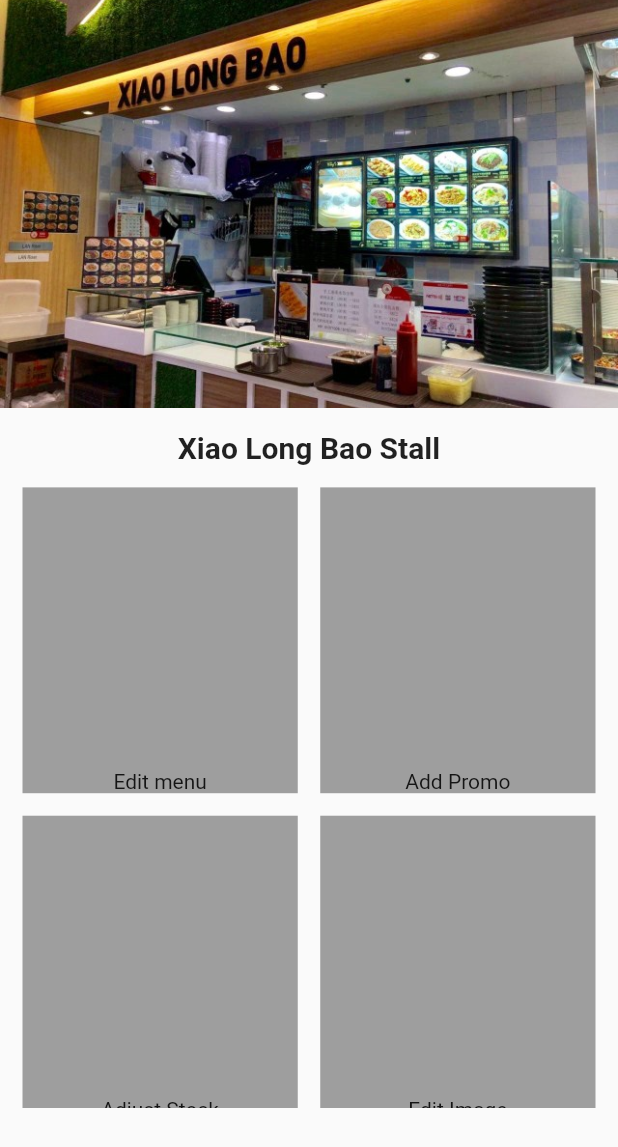
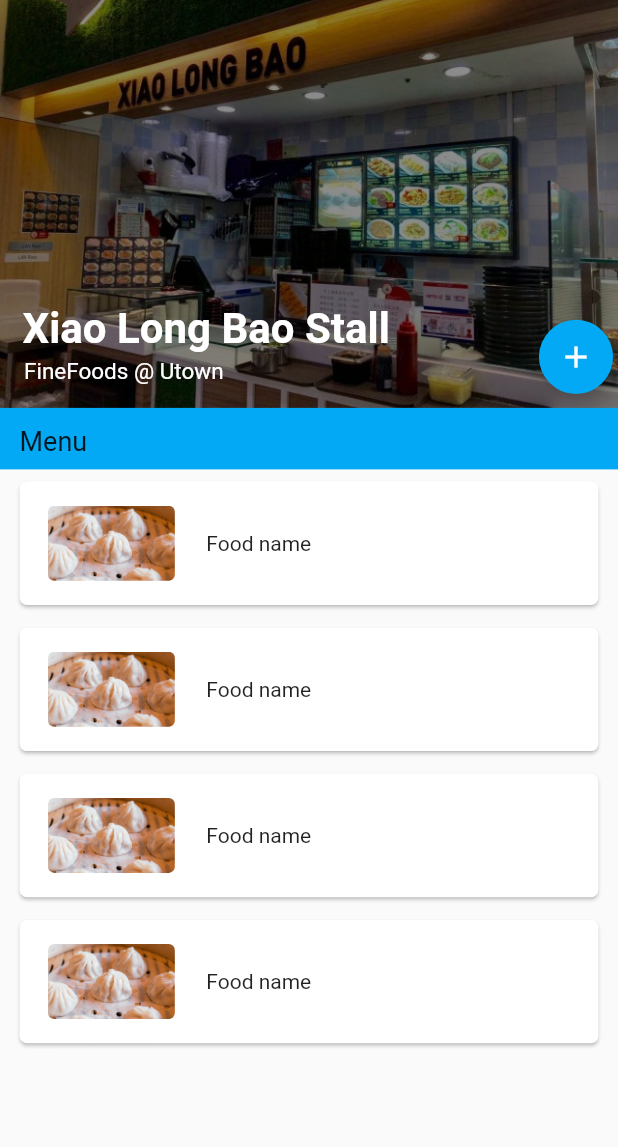
Before and after one commit to EkamSinghPandher/Grab-N-Go-Vendors, a Flutter app: the HomeScreen screen opened directly, on a phone screen of 412 x 824 dp. Shown: the top 1147 px of the screen. Run offline on Flutter 3.47's test engine with Material 2 defaults, Android fonts, the phone set to English and light mode, and no system bars; our stand-ins replace animated_text_kit.

Commit message:
made data flow and integrated it to home

```diff
--- /dev/null
+++ b/VendorApp/lib/Models/Food.dart
@@ -0,0 +1,16 @@
+import 'package:flutter/material.dart';
+class Food{
+  int id;
+  Image foodImage;
+  String foodName;
+  int foodPrice;
+  int stock;
+
+  Food({String foodName, int foodPrice, Image foodImage, int stock, int id}){
+    this.id = id;
+    this.foodImage = foodImage;
+    this.foodName = foodName;
+    this.foodPrice = foodPrice;
+    this.stock = stock;
+  }
+}
--- /dev/null
+++ b/VendorApp/lib/Models/Location.dart
@@ -0,0 +1,3 @@
+enum Location{
+  utown1, utown2, science1, science2, deck
+}
--- /dev/null
+++ b/VendorApp/lib/Models/Vendor.dart
@@ -0,0 +1,15 @@
+import './Food.dart';
+import './Location.dart';
+import 'package:flutter/material.dart';
+
+class Vendor{
+  List<Food> menu;
+  Location location;
+  String stallName;
+  String email;
+  String password;
+  int phoneNumber;
+String stallImage;
+
+  Vendor({this.menu, this.location, this.stallName, this.email, this.password, this.phoneNumber, this.stallImage});
+}
--- a/VendorApp/lib/login/registration_screen.dart
+++ b/VendorApp/lib/login/registration_screen.dart
@@ -2,8 +2,6 @@ import 'package:VendorApp/main_pages/page_logic.dart';
 import 'package:flutter/material.dart';
 import 'package:VendorApp/components/roundedButton.dart';
 import 'package:VendorApp/constants.dart';
-
-import '../main_pages/home_screen.dart';
 
 class RegistrationScreen extends StatefulWidget {
   static const String id = 'registration_screen';
--- a/VendorApp/lib/main.dart
+++ b/VendorApp/lib/main.dart
@@ -2,7 +2,6 @@ import 'package:flutter/material.dart';
 import 'package:VendorApp/login/welcome_screen.dart';
 import 'package:VendorApp/login/login_screen.dart';
 import 'package:VendorApp/login/registration_screen.dart';
-import 'package:VendorApp/main_pages/home_screen.dart';
 import 'main_pages/page_logic.dart';
 
 void main() {
--- /dev/null
+++ b/VendorApp/lib/main_pages/HomeScreen/ImageTitle.dart
@@ -0,0 +1,60 @@
+import 'package:flutter/material.dart';
+
+class ImageTitle extends StatelessWidget {
+  final double height;
+  final double width;
+  final String title;
+  final Image image;
+
+  const ImageTitle(this.height, this.width, this.title, this.image);
+
+  @override
+  Widget build(BuildContext context) {
+    return Container(
+      child: Stack(
+        children: <Widget>[
+          Container(height: height * 0.33, width: width, child: image),
+          const SizedBox(height: 15),
+          Positioned(
+            width: width,
+            child: Row(
+              mainAxisAlignment: MainAxisAlignment.spaceBetween,
+              children: <Widget>[
+                Column(
+                  mainAxisAlignment: MainAxisAlignment.start,
+                  crossAxisAlignment: CrossAxisAlignment.start,
+                  children: <Widget>[
+                    Container(
+                      padding: EdgeInsets.fromLTRB(15, 10, 10, 3),
+                      child: Text(title,
+                          style: TextStyle(
+                              fontSize: 28,
+                              fontWeight: FontWeight.bold,
+                              color: Colors.white)),
+                    ),
+                    Container(
+                      padding: EdgeInsets.fromLTRB(16, 0, 10, 10),
+                      child: Text('FineFoods @ Utown',
+                          style: TextStyle(fontSize: 15, color: Colors.white)),
+                    ),
+                  ],
+                ),
+                Container(
+                  height: height* 0.06,
+                  margin: EdgeInsets.fromLTRB(0, 16, 0, 0),
+                  child: FloatingActionButton(
+                    child: Icon(Icons.add),
+                    backgroundColor: Colors.lightBlue,
+                    onPressed: null,
+                  ),
+                )
+              ],
+            ),
+            bottom: 5,
+            left: 0,
+          )
+        ],
+      ),
+    );
+  }
+}
--- /dev/null
+++ b/VendorApp/lib/main_pages/HomeScreen/ScreenLayout.dart
@@ -0,0 +1,40 @@
+import './food_cards.dart';
+import 'package:flutter/material.dart';
+import './ImageTitle.dart';
+import 'package:VendorApp/Models/Vendor.dart';
+
+class HomeScreenLayout extends StatelessWidget {
+  final Vendor vendor;
+
+  const HomeScreenLayout(this.vendor);
+
+  @override
+  Widget build(BuildContext context) {
+    double width = MediaQuery.of(context).size.width;
+    double height = MediaQuery.of(context).size.height;
+    return Scaffold(
+      body: Column(children: [
+        ImageTitle(
+            height,
+            width,
+            vendor.stallName,
+            Image.asset(
+              vendor.stallImage,
+              fit: BoxFit.cover,
+              color: Colors.black45,
+              colorBlendMode: BlendMode.darken,
+            )),
+        Container(
+          color: Colors.lightBlue,
+          alignment: Alignment.centerLeft,
+          child: Text(
+            'Menu',
+            style: TextStyle(fontSize: 18),
+          ),
+          padding: EdgeInsets.fromLTRB(13, 12, 0, 8),
+        ),
+        FoodCard(height, vendor.menu)
+      ]),
+    );
+  }
+}
--- /dev/null
+++ b/VendorApp/lib/main_pages/HomeScreen/foodTile.dart
@@ -0,0 +1,41 @@
+import 'package:VendorApp/Models/Food.dart';
+import 'package:flutter/material.dart';
+
+class FoodTile extends StatelessWidget {
+  final Food food;
+  final double height;
+
+  const FoodTile(this.food, this.height);
+
+  @override
+  Widget build(BuildContext context) {
+    return Card(
+            elevation: 1,
+            shape:
+                RoundedRectangleBorder(borderRadius: BorderRadius.circular(5)),
+            margin: EdgeInsets.fromLTRB(13, 8, 13, 7),
+            child: Container(
+                height: height * 0.1,
+                width: 300,
+                alignment: Alignment.centerLeft,
+                child: ListTile(
+                    leading: Container(
+                  height: height * 0.09,
+                  width: 300,
+                  child: Row(
+                    children: <Widget>[
+                      Container(
+                        padding: EdgeInsets.all(3),
+                        child: ClipRRect(
+                            borderRadius: BorderRadius.circular(4),
+                            child:
+                              food.foodImage,
+                            ),
+                      ),
+                      SizedBox(width: 18),
+                      Text(food.foodName)
+                    ],
+                  ),
+                ))));
+  }
+}
--- /dev/null
+++ b/VendorApp/lib/main_pages/HomeScreen/food_cards.dart
@@ -0,0 +1,23 @@
+import 'package:flutter/material.dart';
+import 'package:VendorApp/Models/Food.dart';
+import './foodTile.dart';
+
+class FoodCard extends StatelessWidget {
+  final double height;
+  final List<Food> menu;
+  const FoodCard(this.height, this.menu);
+
+  @override
+  Widget build(BuildContext context) {
+    List<FoodTile> tiles = menu.map((food) => FoodTile(food, height)).toList();
+    return Container(
+      height: height * 0.528,
+      child: ListView.builder(
+        itemBuilder: (ctx, index) {
+          return tiles[index];
+        },
+        itemCount: tiles.length,
+      ),
+    );
+  }
+}
--- /dev/null
+++ b/VendorApp/lib/main_pages/HomeScreen/home_screen.dart
@@ -0,0 +1,65 @@
+import 'package:VendorApp/Models/Location.dart';
+import 'package:flutter/material.dart';
+import './ScreenLayout.dart';
+import 'package:VendorApp/Models/Food.dart';
+import 'package:VendorApp/Models/Vendor.dart';
+
+class HomeScreen extends StatefulWidget {
+  static const String id = 'home_screen';
+  @override
+  _HomeScreenState createState() => _HomeScreenState();
+}
+
+class _HomeScreenState extends State<HomeScreen> {
+  static List<Food> menu = [
+    Food(
+        foodImage: Image.asset('images/xlbfood.png'),
+        foodName: 'Food name',
+        foodPrice: 0,
+        stock: 10,
+        id: 0),
+    Food(
+        foodImage: Image.asset('images/xlbfood.png'),
+        foodName: 'Food name',
+        foodPrice: 0,
+        stock: 10,
+        id: 1),
+    Food(
+        foodImage: Image.asset('images/xlbfood.png'),
+        foodName: 'Food name',
+        foodPrice: 0,
+        stock: 10,
+        id: 2),
+    Food(
+        foodImage: Image.asset('images/xlbfood.png'),
+        foodName: 'Food name',
+        foodPrice: 0,
+        stock: 10,
+        id: 3),
+  ];
+  Vendor thisVendor = Vendor(
+    location: Location.utown1,
+    stallName: 'Xiao Long Bao Stall',
+    email: 'dummyemail',
+    password: 'dummypass',
+    phoneNumber: 999,
+    menu: menu,
+    stallImage: 'images/shop-image.jpg',
+  );
+
+  void addFood(Image image, String name, int price, int stock) {
+    menu.add(Food(
+        foodImage: image,
+        foodName: name,
+        foodPrice: price,
+        stock: stock,
+        id: menu.length));
+  }
+
+  @override
+  Widget build(BuildContext context) {
+    return Scaffold(
+      body: Container(child: HomeScreenLayout(thisVendor)),
+    );
+  }
+}
--- a/VendorApp/lib/main_pages/HomeScreenWidgets/FourButtons.dart
+++ /dev/null
@@ -1,41 +0,0 @@
-import 'package:flutter/material.dart';
-
-class FourButton extends StatelessWidget {
-  final double height;
-
-  FourButton(this.height);
-
-  @override
-  Widget build(BuildContext context) {
-    return Container(
-      height: height * 0.52,
-      child: GridView(
-        padding: EdgeInsets.all(15),
-        gridDelegate: SliverGridDelegateWithMaxCrossAxisExtent(
-            maxCrossAxisExtent: 200,
-            childAspectRatio: 9 / 10,
-            crossAxisSpacing: 15,
-            mainAxisSpacing: 15),
-        children: <Widget>[
-          Container(
-            alignment: Alignment.bottomCenter,
-            child: Text('Edit menu'),
-            decoration: BoxDecoration(color: Colors.grey),
-          ),
-          Container(
-              alignment: Alignment.bottomCenter,
-              child: Text('Add Promo'),
-              decoration: BoxDecoration(color: Colors.grey)),
-          Container(
-              alignment: Alignment.bottomCenter,
-              child: Text('Adjust Stock'),
-              decoration: BoxDecoration(color: Colors.grey)),
-          Container(
-              alignment: Alignment.bottomCenter,
-              child: Text('Edit Image'),
-              decoration: BoxDecoration(color: Colors.grey)),
-        ],
-      ),
-    );
-  }
-}
--- a/VendorApp/lib/main_pages/HomeScreenWidgets/ScreenLayout.dart
+++ /dev/null
@@ -1,18 +0,0 @@
-import './FourButtons.dart';
-import 'package:flutter/material.dart';
-import './ImageTitle.dart';
-
-class HomeScreenLayout extends StatelessWidget {
-  @override
-  Widget build(BuildContext context) {
-    double width = MediaQuery.of(context).size.width;
-    double height = MediaQuery.of(context).size.height;
-    return Column(children: [
-      ImageTitle(height, width, 'Xiao Long Bao Stall', Image.asset(
-          'images/shop-image.jpg',
-          fit: BoxFit.cover,
-        )),
-      FourButton(height)
-    ]);
-  }
-}
--- a/VendorApp/lib/main_pages/HomeScreenWidgets/ImageTitle.dart
+++ b/VendorApp/lib/main_pages/ProfileScreen/ImageTitle.dart
@@ -11,13 +11,22 @@ class ImageTitle extends StatelessWidget {
   @override
   Widget build(BuildContext context) {
     return Container(
-      child: Column(
+      child: Stack(
         children: <Widget>[
           Container(height: height * 0.33, width: width, child: image),
           const SizedBox(height: 15),
-          Text(
-            title,
-            style: TextStyle(fontSize: 20, fontWeight: FontWeight.bold),
+          Positioned(
+            child: Container(
+              padding: EdgeInsets.all(10),
+              color: Colors.white,
+              child: Text(
+                title,
+                style: TextStyle(fontSize: 20, fontWeight: FontWeight.bold)
+              ),
+            ),
+            bottom: 0,
+            left: 0,
+
           )
         ],
       ),
--- /dev/null
+++ b/VendorApp/lib/main_pages/ProfileScreen/profile_screen.dart
@@ -0,0 +1,54 @@
+import 'package:flutter/material.dart';
+import 'package:VendorApp/Models/Vendor.dart';
+import 'package:VendorApp/Models/Food.dart';
+import 'package:VendorApp/Models/Location.dart';
+
+
+class ProfileScreen extends StatefulWidget {
+  @override
+  _ProfileScreenState createState() => _ProfileScreenState();
+}
+
+class _ProfileScreenState extends State<ProfileScreen> {
+  static List<Food> menu = [
+    Food(
+        foodImage: Image.asset('images/xlbfood.png'),
+        foodName: 'Food name',
+        foodPrice: 0,
+        stock: 10,
+        id: 0),
+    Food(
+        foodImage: Image.asset('images/xlbfood.png'),
+        foodName: 'Food name',
+        foodPrice: 0,
+        stock: 10,
+        id: 1),
+    Food(
+        foodImage: Image.asset('images/xlbfood.png'),
+        foodName: 'Food name',
+        foodPrice: 0,
+        stock: 10,
+        id: 2),
+    Food(
+        foodImage: Image.asset('images/xlbfood.png'),
+        foodName: 'Food name',
+        foodPrice: 0,
+        stock: 10,
+        id: 3),
+  ];
+  Vendor thisVendor = Vendor(
+    location: Location.utown1,
+    stallName: 'Xiao Long Bao Stall',
+    email: 'dummyemail',
+    password: 'dummypass',
+    phoneNumber: 999,
+    menu: menu,
+    stallImage: 'images/shop-image.jpg',
+  );
+  @override
+  Widget build(BuildContext context) {
+    return Scaffold(
+
+    );
+  }
+}
--- a/VendorApp/lib/main_pages/home_screen.dart
+++ /dev/null
@@ -1,19 +0,0 @@
-import 'package:flutter/material.dart';
-import './HomeScreenWidgets/ScreenLayout.dart';
-
-class HomeScreen extends StatefulWidget {
-  static const String id = 'home_screen';
-  @override
-  _HomeScreenState createState() => _HomeScreenState();
-}
-
-class _HomeScreenState extends State<HomeScreen> {
-  @override
-  Widget build(BuildContext context) {
-    return Scaffold(
-      body:Container(
-        child: HomeScreenLayout()
-      ),
-    );
-  }
-}
--- a/VendorApp/lib/main_pages/page_logic.dart
+++ b/VendorApp/lib/main_pages/page_logic.dart
@@ -1,6 +1,6 @@
 import 'package:VendorApp/main_pages/history_screen.dart';
-import 'package:VendorApp/main_pages/home_screen.dart';
-import 'package:VendorApp/main_pages/profile_screen.dart';
+import 'package:VendorApp/main_pages/HomeScreen/home_screen.dart';
+import 'package:VendorApp/main_pages/ProfileScreen/profile_screen.dart';
 import 'package:VendorApp/main_pages/shop_screen.dart';
 import 'package:flutter/material.dart';
 
@@ -33,11 +33,11 @@ class _PageLogicState extends State<PageLogic> {
           ),
           BottomNavigationBarItem(
             icon: Icon(Icons.shopping_basket),
-            title: Text('Shops'),
+            title: Text('Orders'),
           ),
           BottomNavigationBarItem(
             icon: Icon(Icons.speaker_notes),
-            title: Text('History'),
+            title: Text('Chat'),
           ),
           BottomNavigationBarItem(
             icon: Icon(Icons.person),
--- a/VendorApp/lib/main_pages/profile_screen.dart
+++ /dev/null
@@ -1,31 +0,0 @@
-import 'package:flutter/material.dart';
-
-class ProfileScreen extends StatefulWidget {
-  @override
-  _ProfileScreenState createState() => _ProfileScreenState();
-}
-
-class _ProfileScreenState extends State<ProfileScreen> {
-  @override
-  Widget build(BuildContext context) {
-    return Scaffold(
-      appBar: AppBar(
-        leading: null,
-        actions: <Widget>[
-          IconButton(
-              icon: Icon(Icons.close),
-              onPressed: () {
-                //Implement logout functionality
-              }),
-        ],
-        title: Text('Profile'),
-        backgroundColor: Colors.lightBlueAccent,
-      ),
-      body: SafeArea(
-        child: Center(
-          child: Text('This is Profile Page'),
-        ),
-      ),
-    );
-  }
-}
--- a/VendorApp/pubspec.yaml
+++ b/VendorApp/pubspec.yaml
@@ -33,6 +33,7 @@ flutter:
   assets:
     - images/logo.png
     - images/shop-image.jpg
+    - images/xlbfood.png
 
 
   # The following line ensures that the Material Icons font is
```
Also changed, not shown: VendorApp/images/xlbfood.png (added).
